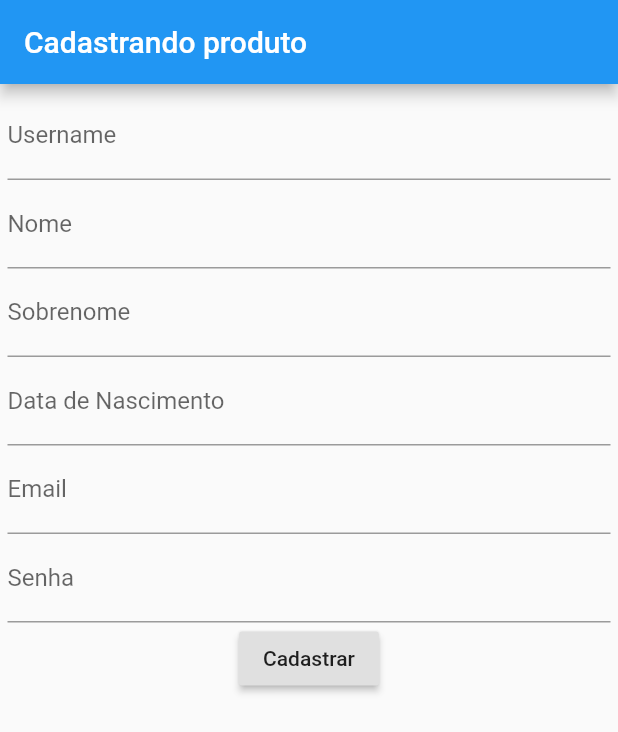
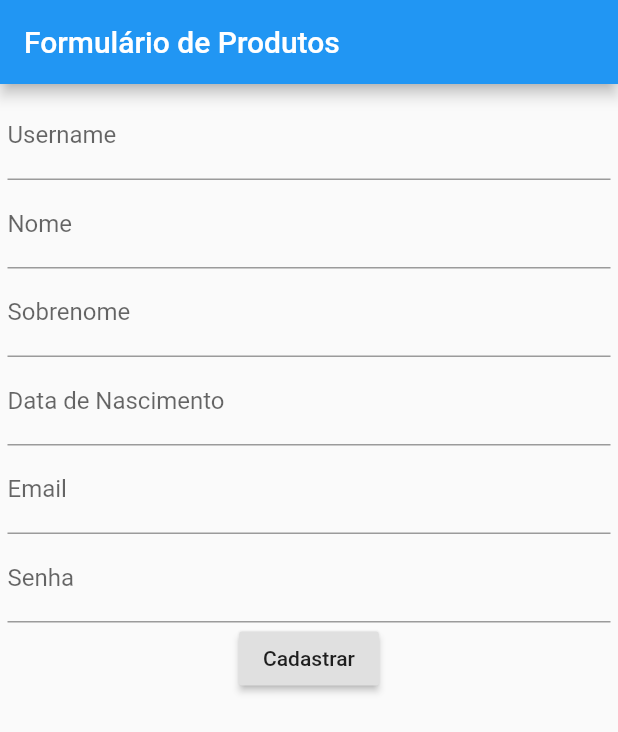
Before and after one commit to lucasmagalhaees/flutter-project, a Flutter app: the screen it shows after launch, on a phone screen of 412 x 824 dp. Shown: the top 732 px of the screen. Run offline on Flutter 3.47's test engine with Material 2 defaults, Android fonts, the phone set to English and light mode, and no system bars.

Commit message:
commit inicial

```diff
--- a/lib/main.dart
+++ b/lib/main.dart
@@ -34,7 +34,7 @@ class Formulario extends StatelessWidget {
     return MaterialApp(
       home: Scaffold(
         appBar: AppBar(
-          title: Text('Cadastrando produto'),
+          title: Text('Formulário de Produtos'),
         ),
         body: Padding(
           padding: const EdgeInsets.all(5.0),
```
